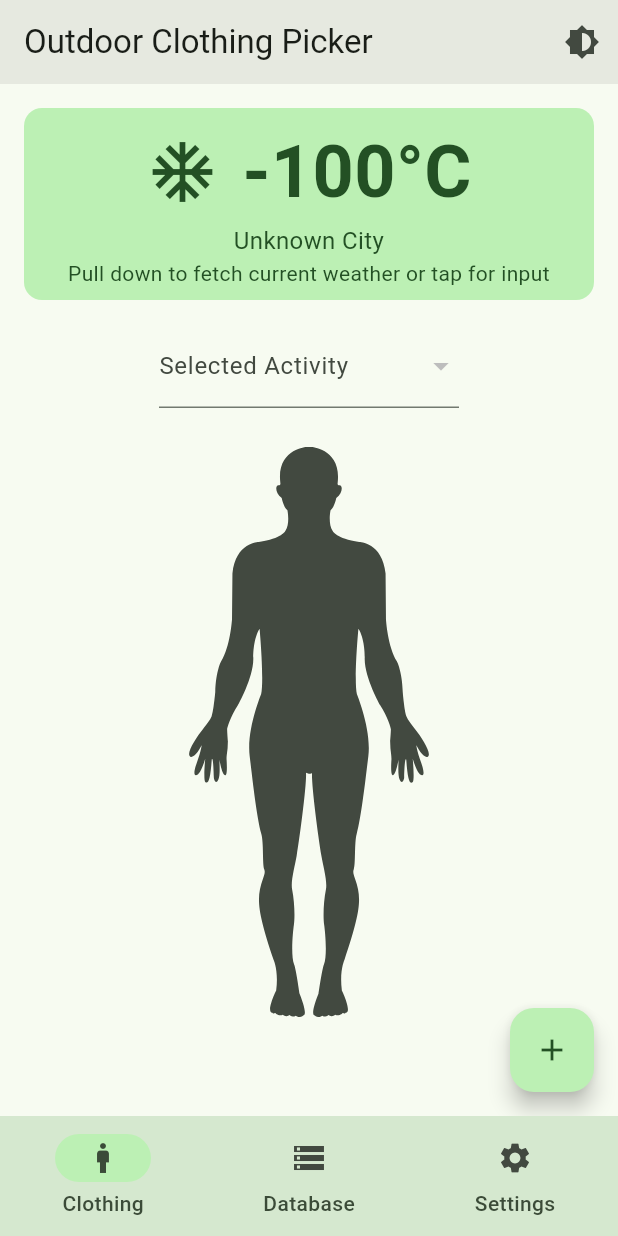
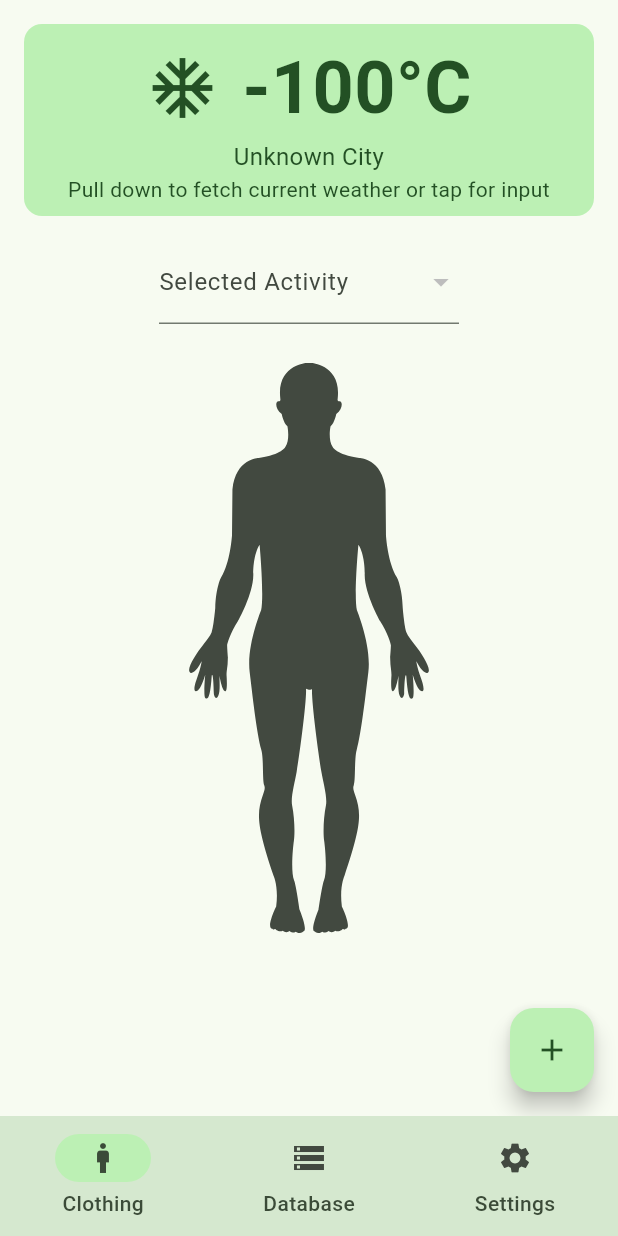
Before and after one commit to tunasoup/outdoor-clothing-picker, a Flutter app: the screen it shows after launch, on a phone screen of 412 x 824 dp. Run offline on Flutter 3.47's test engine with Material 3 defaults, Android fonts, the phone set to English and light mode, and no system bars; our stand-ins replace drift, drift_flutter, flutter_svg, geocoding, geolocator, shared_preferences; missing offline and left inert: universal_html; accounts and stored records are empty; generated files the repository leaves out were written again; statements that could not run were skipped.

Commit message:
Remove common AppBar

```diff
--- a/lib/pages/clothing_page.dart
+++ b/lib/pages/clothing_page.dart
@@ -37,7 +37,8 @@ class _ClothingPageState extends State<ClothingPage> {
         onPressed: () => showAddMenu(context: context, anchorKey: _fabKey),
         child: Icon(Icons.add),
       ),
-      body: RefreshIndicator(
+      body: SafeArea(
+        child: RefreshIndicator(
           onRefresh: () async =>
               errorWrapper(context, () => context.read<WeatherViewModel>().refresh()),
           child: SingleChildScrollView(
@@ -59,6 +60,7 @@ class _ClothingPageState extends State<ClothingPage> {
                 ),
                 const SizedBox(height: 400, child: Mannequin()),
               ],
+            ),
           ),
         ),
       ),
--- a/lib/pages/home_page.dart
+++ b/lib/pages/home_page.dart
@@ -43,18 +43,6 @@ class _HomePageState extends State<HomePage> {
   @override
   Widget build(BuildContext context) {
     return Scaffold(
-      appBar: AppBar(
-        title: const Text('Outdoor Clothing Picker'),
-        backgroundColor: Theme.of(context).colorScheme.surfaceContainerHigh,
-        actions: <Widget>[
-          IconButton(
-            icon: const Icon(Icons.brightness_6),
-            onPressed: () async {
-              await Provider.of<ThemeProvider>(context, listen: false).toggleTheme();
-            },
-          ),
-        ],
-      ),
       body: wideScreen
           ? Row(
               children: [
```
Also changed, not shown: lib/pages/data_visualization_page.dart (+8 -0 lines). Lines whose indentation alone changed are shown as unchanged.
